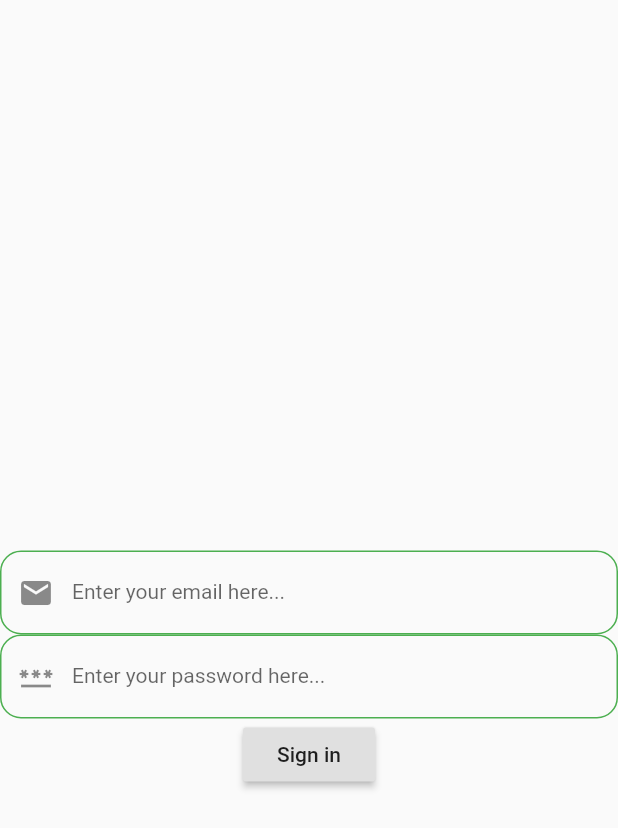
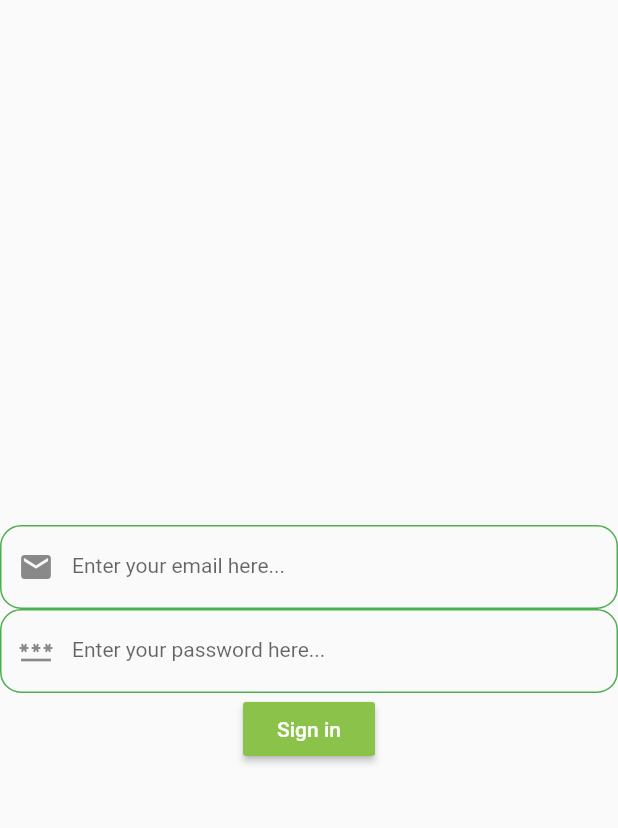
Before and after one commit to ulik88/SmartHome, a Flutter app: the SignInPage screen opened directly, on a phone screen of 412 x 824 dp. Shown: the top 828 px of the screen. Run offline on Flutter 3.47's test engine with Material 2 defaults, Android fonts, the phone set to English and light mode, and no system bars; our stand-ins replace firebase_auth, firebase_core, fluttertoast; accounts and stored records are empty; statements that could not run were skipped.

```diff
--- a/smart_home/lib/home_page.dart
+++ b/smart_home/lib/pages/home_page.dart
@@ -1,6 +1,6 @@
 import 'package:flutter/material.dart';
-import 'package:smart_home/action_buttons.dart';
-import 'package:smart_home/appliances_list.dart';
+import 'package:smart_home/widgets/action_buttons.dart';
+import 'package:smart_home/widgets/appliances_list.dart';
 
 class HomePage extends StatelessWidget {
   @override
--- a/smart_home/lib/sign_in_page.dart
+++ b/smart_home/lib/pages/sign_in_page.dart
@@ -10,11 +10,10 @@
   Widget build(BuildContext context) {
     return Scaffold(
       body: Column(
-        mainAxisAlignment: MainAxisAlignment.center,
         children: [
           Padding(
             padding: EdgeInsets.only(
-                left: 20.0, top: 20.0, right: 20.0, bottom: 50.0),
+                left: 20.0, top: 300.0, right: 20.0, bottom: 50.0),
           ),
           TextField(
             textAlign: TextAlign.center,
@@ -56,6 +55,9 @@
             ),
           ),
           RaisedButton(
+            textColor: Colors.white,
+            color: Colors.lightGreen,
+            padding: const EdgeInsets.all(8.0),
             onPressed: () {
               context.read<AuthService>().signIn(
                     email: emailController.text.trim(),
--- a/smart_home/pubspec.yaml
+++ b/smart_home/pubspec.yaml
@@ -15,7 +15,7 @@
 # In iOS, build-name is used as CFBundleShortVersionString while build-number used as CFBundleVersion.
 # Read more about iOS versioning at
 # https://developer.apple.com/library/archive/documentation/General/Reference/InfoPlistKeyReference/Articles/CoreFoundationKeys.html
-version: 1.0.0+1
+version: 1.12.0+1
 
 environment:
   sdk: '>=2.07.0 <3.0.0'
@@ -28,6 +28,7 @@
   cloud_firestore: ^1.0.6
   firebase_core: ^1.0.4
   provider: ^5.0.0
+  flutter_clean_architecture: ^5.0.0
 
   # Add the dependencies for any other Firebase products you want to use in your app
   # For example, to use Firebase Authentication and Cloud Firestore
```
Also changed, not shown: smart_home/lib/services/authentication_service.dart (renamed from smart_home/lib/authentication_service.dart), smart_home/lib/widgets/action_buttons.dart (renamed from smart_home/lib/action_buttons.dart), smart_home/lib/widgets/appliances_list.dart (renamed from smart_home/lib/appliances_list.dart), smart_home/pubspec.lock.
